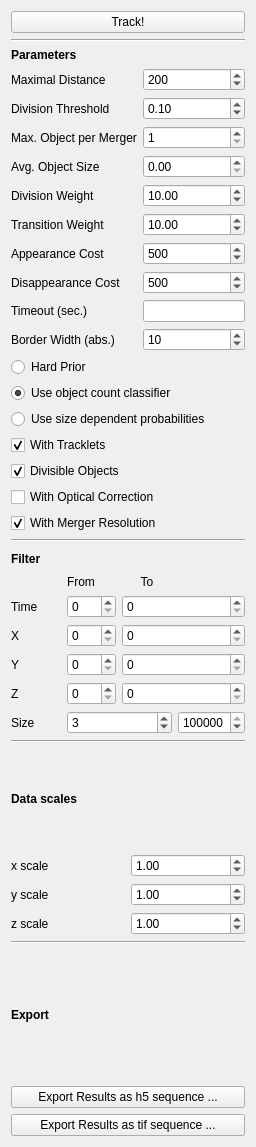
This is ilastik/applets/tracking/conservation/drawer.ui in ilastik/ilastik as Qt 5 draws it before an edit. The edited form follows.
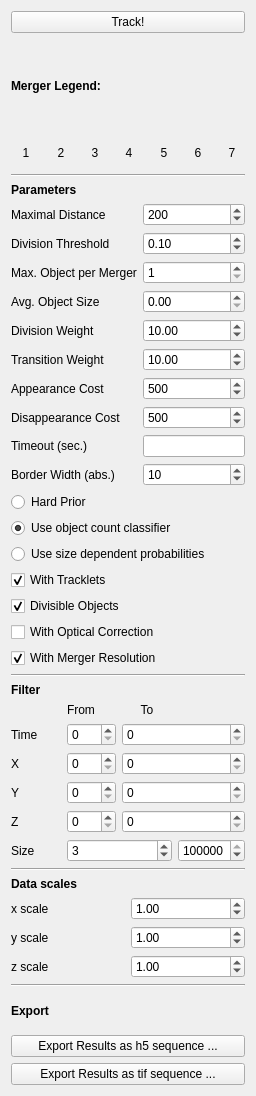
This is the edited form.

Commit message:
Revert "Remove merger legend as requested in #32"
This reverts commit 7d7b2e45af24d04c3beb4a2f9f1ce4d7cf443fcb.

```diff
--- a/ilastik/applets/tracking/conservation/drawer.ui
+++ b/ilastik/applets/tracking/conservation/drawer.ui
@@ -7,7 +7,7 @@
     <x>0</x>
     <y>0</y>
     <width>256</width>
-    <height>1147</height>
+    <height>1096</height>
    </rect>
   </property>
   <property name="sizePolicy">
@@ -42,6 +42,274 @@
      </property>
     </widget>
    </item>
+   <item>
+    <widget class="QLabel" name="label_4">
+     <property name="font">
+      <font>
+       <weight>75</weight>
+       <bold>true</bold>
+      </font>
+     </property>
+     <property name="text">
+      <string>Merger Legend:</string>
+     </property>
+    </widget>
+   </item>
+   <item>
+    <layout class="QHBoxLayout" name="horizontalLayout_2">
+     <item>
+      <widget class="QLabel" name="merg1">
+       <property name="minimumSize">
+        <size>
+         <width>30</width>
+         <height>30</height>
+        </size>
+       </property>
+       <property name="maximumSize">
+        <size>
+         <width>30</width>
+         <height>30</height>
+        </size>
+       </property>
+       <property name="layoutDirection">
+        <enum>Qt::LeftToRight</enum>
+       </property>
+       <property name="autoFillBackground">
+        <bool>false</bool>
+       </property>
+       <property name="styleSheet">
+        <string notr="true"/>
+       </property>
+       <property name="text">
+        <string>1</string>
+       </property>
+       <property name="textFormat">
+        <enum>Qt::AutoText</enum>
+       </property>
+       <property name="alignment">
+        <set>Qt::AlignCenter</set>
+       </property>
+      </widget>
+     </item>
+     <item>
+      <widget class="QLabel" name="merg2">
+       <property name="minimumSize">
+        <size>
+         <width>30</width>
+         <height>30</height>
+        </size>
+       </property>
+       <property name="maximumSize">
+        <size>
+         <width>30</width>
+         <height>30</height>
+        </size>
+       </property>
+       <property name="layoutDirection">
+        <enum>Qt::LeftToRight</enum>
+       </property>
+       <property name="autoFillBackground">
+        <bool>false</bool>
+       </property>
+       <property name="styleSheet">
+        <string notr="true"/>
+       </property>
+       <property name="text">
+        <string>2</string>
+       </property>
+       <property name="textFormat">
+        <enum>Qt::AutoText</enum>
+       </property>
+       <property name="alignment">
+        <set>Qt::AlignCenter</set>
+       </property>
+      </widget>
+     </item>
+     <item>
+      <widget class="QLabel" name="merg3">
+       <property name="minimumSize">
+        <size>
+         <width>30</width>
+         <height>30</height>
+        </size>
+       </property>
+       <property name="maximumSize">
+        <size>
+         <width>30</width>
+         <height>30</height>
+        </size>
+       </property>
+       <property name="layoutDirection">
+        <enum>Qt::LeftToRight</enum>
+       </property>
+       <property name="autoFillBackground">
+        <bool>false</bool>
+       </property>
+       <property name="styleSheet">
+        <string notr="true"/>
+       </property>
+       <property name="text">
+        <string>3</string>
+       </property>
+       <property name="textFormat">
+        <enum>Qt::AutoText</enum>
+       </property>
+       <property name="alignment">
+        <set>Qt::AlignCenter</set>
+       </property>
+      </widget>
+     </item>
+     <item>
+      <widget class="QLabel" name="merg4">
+       <property name="minimumSize">
+        <size>
+         <width>30</width>
+         <height>30</height>
+        </size>
+       </property>
+       <property name="maximumSize">
+        <size>
+         <width>30</width>
+         <height>30</height>
+        </size>
+       </property>
+       <property name="layoutDirection">
+        <enum>Qt::LeftToRight</enum>
+       </property>
+       <property name="autoFillBackground">
+        <bool>false</bool>
+       </property>
+       <property name="styleSheet">
+        <string notr="true"/>
+       </property>
+       <property name="text">
+        <string>4</string>
+       </property>
+       <property name="textFormat">
+        <enum>Qt::AutoText</enum>
+       </property>
+       <property name="alignment">
+        <set>Qt::AlignCenter</set>
+       </property>
+      </widget>
+     </item>
+     <item>
+      <widget class="QLabel" name="merg5">
+       <property name="minimumSize">
+        <size>
+         <width>30</width>
+         <height>30</height>
+        </size>
+       </property>
+       <property name="maximumSize">
+        <size>
+         <width>30</width>
+         <height>30</height>
+        </size>
+       </property>
+       <property name="layoutDirection">
+        <enum>Qt::LeftToRight</enum>
+       </property>
+       <property name="autoFillBackground">
+        <bool>false</bool>
+       </property>
+       <property name="styleSheet">
+        <string notr="true"/>
+       </property>
+       <property name="text">
+        <string>5</string>
+       </property>
+       <property name="textFormat">
+        <enum>Qt::AutoText</enum>
+       </property>
+       <property name="alignment">
+        <set>Qt::AlignCenter</set>
+       </property>
+      </widget>
+     </item>
+     <item>
+      <widget class="QLabel" name="merg6">
+       <property name="minimumSize">
+        <size>
+         <width>30</width>
+         <height>30</height>
+        </size>
+       </property>
+       <property name="maximumSize">
+        <size>
+         <width>30</width>
+         <height>30</height>
+        </size>
+       </property>
+       <property name="layoutDirection">
+        <enum>Qt::LeftToRight</enum>
+       </property>
+       <property name="autoFillBackground">
+        <bool>false</bool>
+       </property>
+       <property name="styleSheet">
+        <string notr="true"/>
+       </property>
+       <property name="text">
+        <string>6</string>
+       </property>
+       <property name="textFormat">
+        <enum>Qt::AutoText</enum>
+       </property>
+       <property name="alignment">
+        <set>Qt::AlignCenter</set>
+       </property>
+      </widget>
+     </item>
+     <item>
+      <widget class="QLabel" name="merg7">
+       <property name="minimumSize">
+        <size>
+         <width>30</width>
+         <height>30</height>
+        </size>
+       </property>
+       <property name="maximumSize">
+        <size>
+         <width>30</width>
+         <height>30</height>
+        </size>
+       </property>
+       <property name="layoutDirection">
+        <enum>Qt::LeftToRight</enum>
+       </property>
+       <property name="autoFillBackground">
+        <bool>false</bool>
+       </property>
+       <property name="styleSheet">
+        <string notr="true"/>
+       </property>
+       <property name="text">
+        <string>7</string>
+       </property>
+       <property name="textFormat">
+        <enum>Qt::AutoText</enum>
+       </property>
+       <property name="alignment">
+        <set>Qt::AlignCenter</set>
+       </property>
+      </widget>
+     </item>
+     <item>
+      <spacer name="horizontalSpacer">
+       <property name="orientation">
+        <enum>Qt::Horizontal</enum>
+       </property>
+       <property name="sizeHint" stdset="0">
+        <size>
+         <width>40</width>
+         <height>20</height>
+        </size>
+       </property>
+      </spacer>
+     </item>
+    </layout>
+   </item>
    <item>
     <widget class="Line" name="line_4">
      <property name="orientation">
```
The commit also changes 1 other file.
